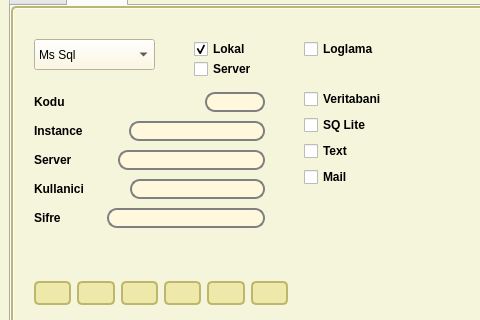
Old version of the form Fihrist/src/fhr/UI_Files/anapencere.ui in the repository hamitodessa/Python_Projects; both pictures show x 0 to 480 and y 165 to 485 of the 1091 by 723 pixel window.
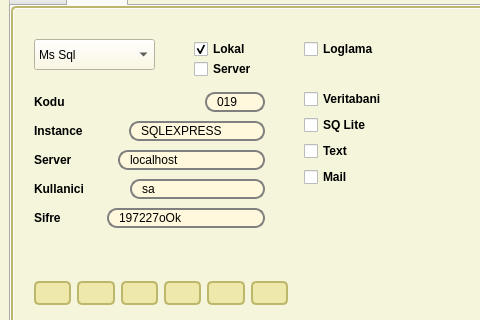
New version of the form. The open tabs and pages were chosen to show the change. Icons and pictures are not drawn.

Patch:
```diff
--- a/Fihrist/src/fhr/UI_Files/anapencere.ui
+++ b/Fihrist/src/fhr/UI_Files/anapencere.ui
@@ -431,6 +431,9 @@
      selection-background-color: darkgray;
 }</string>
                </property>
+               <property name="text">
+                <string>019</string>
+               </property>
               </widget>
              </item>
             </layout>
@@ -470,6 +473,9 @@
      selection-background-color: darkgray;
 }</string>
                </property>
+               <property name="text">
+                <string>SQLEXPRESS</string>
+               </property>
               </widget>
              </item>
             </layout>
@@ -509,6 +515,9 @@
      selection-background-color: darkgray;
 }</string>
                </property>
+               <property name="text">
+                <string>localhost</string>
+               </property>
               </widget>
              </item>
             </layout>
@@ -548,6 +557,9 @@
      selection-background-color: darkgray;
 }</string>
                </property>
+               <property name="text">
+                <string>sa</string>
+               </property>
               </widget>
              </item>
             </layout>
@@ -587,6 +599,9 @@
      selection-background-color: darkgray;
 }</string>
                </property>
+               <property name="text">
+                <string>197227oOk</string>
+               </property>
               </widget>
              </item>
             </layout>
@@ -633,7 +648,7 @@
            </item>
           </layout>
          </widget>
-         <widget class="QWidget" name="">
+         <widget class="QWidget" name="layoutWidget">
           <property name="geometry">
            <rect>
             <x>20</x>
```
Left out of the diff: 10 changed lines with no effect on the pictures.
